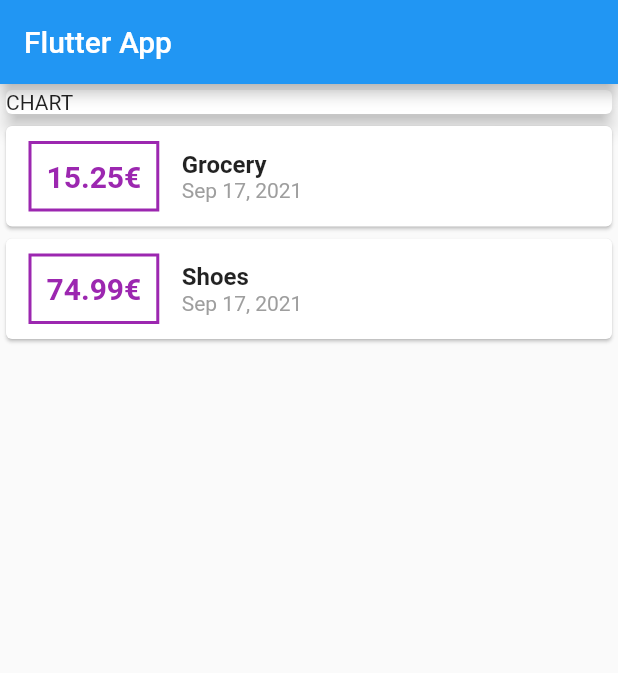
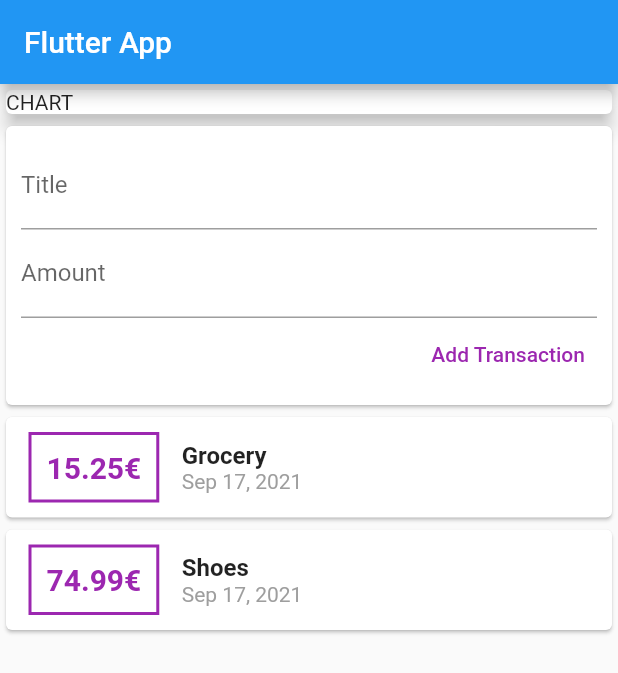
Before and after one commit to SicraStudio/flutter_pers_expenses_app, a Flutter app: the screen it shows after launch, on a phone screen of 412 x 824 dp. Shown: the top 673 px of the screen. Run offline on Flutter 3.47's test engine with Material 2 defaults, Android fonts, the phone set to English and light mode, and no system bars.

Commit message:
[ADD] form basic layout: inputs & button

```diff
--- a/lib/main.dart
+++ b/lib/main.dart
@@ -44,6 +44,33 @@ class MyHomePage extends StatelessWidget {
             child: Card(
               child: Text('CHART'),
               elevation: 5,
+            ),
+          ),
+          Card(
+            child: Container(
+              padding: EdgeInsets.all(10),
+              child: Column(
+                crossAxisAlignment: CrossAxisAlignment.end,
+                children: [
+                  TextField(
+                    decoration: InputDecoration(
+                      labelText: 'Title',
+                    ),
+                  ),
+                  TextField(
+                    decoration: InputDecoration(
+                      labelText: 'Amount',
+                    ),
+                  ),
+                  TextButton(
+                    onPressed: () {},
+                    child: Text('Add Transaction'),
+                    style: TextButton.styleFrom(
+                      primary: Colors.purple,
+                    ),
+                  )
+                ],
+              ),
             ),
           ),
           Column(
```
